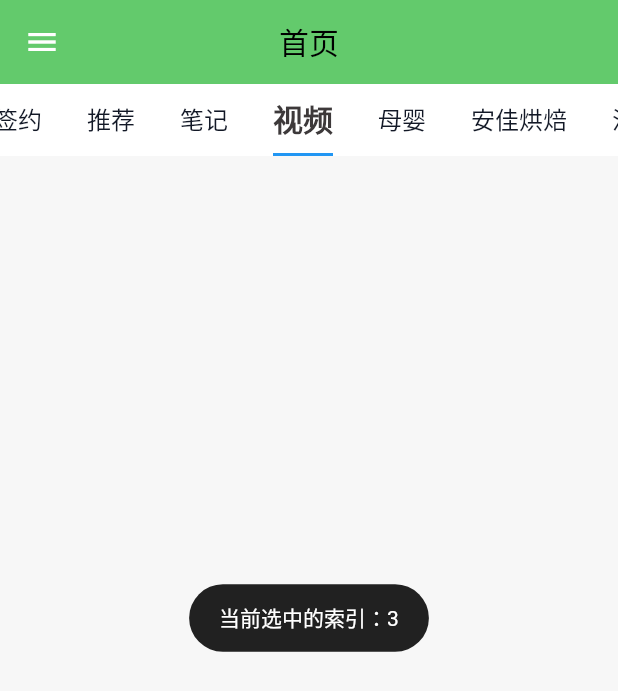
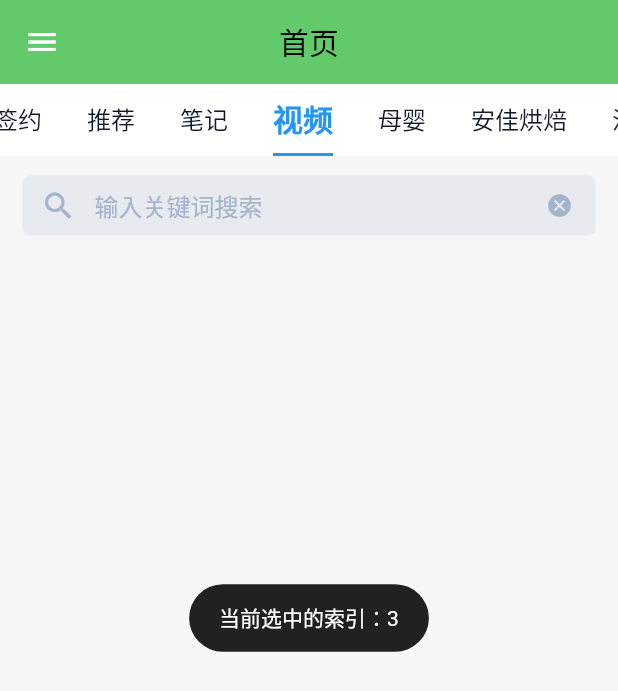
Before and after one commit to Tomous/FlutterTool, a Flutter app: the HomePage screen opened directly, tab 4 chosen, on a phone screen of 412 x 824 dp. Shown: the top 691 px of the screen. Run offline on Flutter 3.47's test engine with Material 2 defaults, Android fonts, the phone set to English and light mode, and no system bars; drawn by our look-alikes of keyboard_dismisser; our stand-ins replace cached_network_image, card_swiper, date_format, dio, dotted_border, flutter_easyloading and 6 more; missing offline and left inert: hand_signature, proste_indexed_stack; accounts and stored records are empty; network calls fail; statements that could not run were skipped.

Commit message:
添加搜索页面

```diff
--- a/lib/home/home_page.dart
+++ b/lib/home/home_page.dart
@@ -81,6 +81,7 @@ class _HomePageState extends State<HomePage> with TickerProviderStateMixin {
               tabs: _tabs,
               isScrollable: true,
               controller: _tabController,
+              labelColor: Colors.blue,
               indicatorColor: Colors.blue,
               labelPadding: const EdgeInsets.fromLTRB(15.0, 0, 15.0, 0),
               onTap: (value) {},
--- a/lib/home/pages/home_fourth/home_fourth_page.dart
+++ b/lib/home/pages/home_fourth/home_fourth_page.dart
@@ -1,5 +1,7 @@
-
+import 'package:firstapp/constants/constants.dart';
+import 'package:firstapp/home/pages/home_fourth/pages/search.dart';
 import 'package:flutter/material.dart';
+import 'package:keyboard_dismisser/keyboard_dismisser.dart';
 
 class HomeFourthPage extends StatefulWidget {
   const HomeFourthPage({super.key});
@@ -11,6 +13,17 @@ class HomeFourthPage extends StatefulWidget {
 class _HomeFourthPageState extends State<HomeFourthPage> {
   @override
   Widget build(BuildContext context) {
-    return Container();
+    return KeyboardDismisser(
+      child: Container(
+        margin: const EdgeInsets.only(
+          top: 5.0,
+        ),
+        child: Column(
+          children: [
+            SearchBarPage(),
+          ],
+        ),
+      ),
+    );
   }
 }
--- /dev/null
+++ b/lib/home/pages/home_fourth/pages/search.dart
@@ -0,0 +1,49 @@
+import 'package:firstapp/constants/constants.dart';
+import 'package:flutter/material.dart';
+
+class SearchBarPage extends StatefulWidget {
+  const SearchBarPage({super.key});
+
+  @override
+  State<SearchBarPage> createState() => _SearchBarPageState();
+}
+
+class _SearchBarPageState extends State<SearchBarPage> {
+  final _searchController = TextEditingController();
+
+  @override
+  void dispose() {
+    _searchController.dispose();
+    super.dispose();
+  }
+
+  @override
+  Widget build(BuildContext context) {
+    return Container(
+      height: 40.0,
+      margin: const EdgeInsets.symmetric(horizontal: 15.0, vertical: 8.0),
+      decoration: BoxDecoration(
+        borderRadius: BorderRadius.circular(5.0),
+        color: AppColors.text6.withAlpha(50),
+      ),
+      child: TextField(
+        controller: _searchController,
+        decoration: InputDecoration(
+          hintText: '输入关键词搜索',
+          contentPadding: const EdgeInsets.symmetric(vertical: 4.0),
+          prefixIcon: Icon(Icons.search, color: AppColors.text6),
+          hintStyle: TextStyle(color: AppColors.text6),
+          border: InputBorder.none,
+          suffixIcon: IconButton(
+            onPressed: () => _searchController.text = '',
+            icon: Icon(
+              Icons.cancel,
+              color: AppColors.text6,
+              size: 18.0,
+            ),
+          ),
+        ),
+      ),
+    );
+  }
+}
```
Also changed, not shown: 18 other files.
